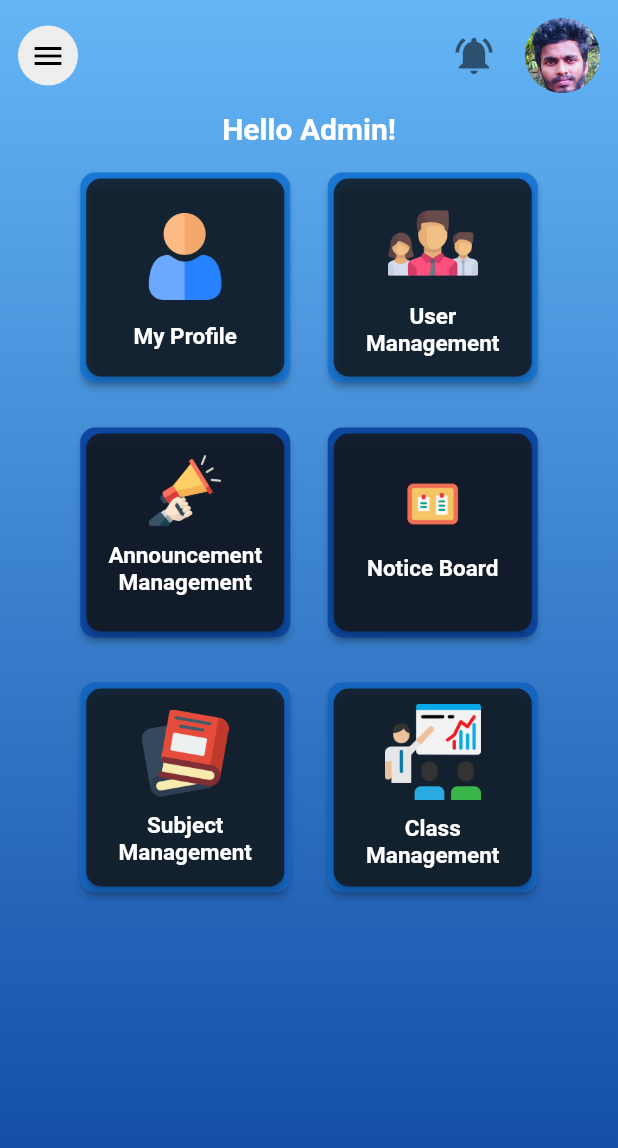
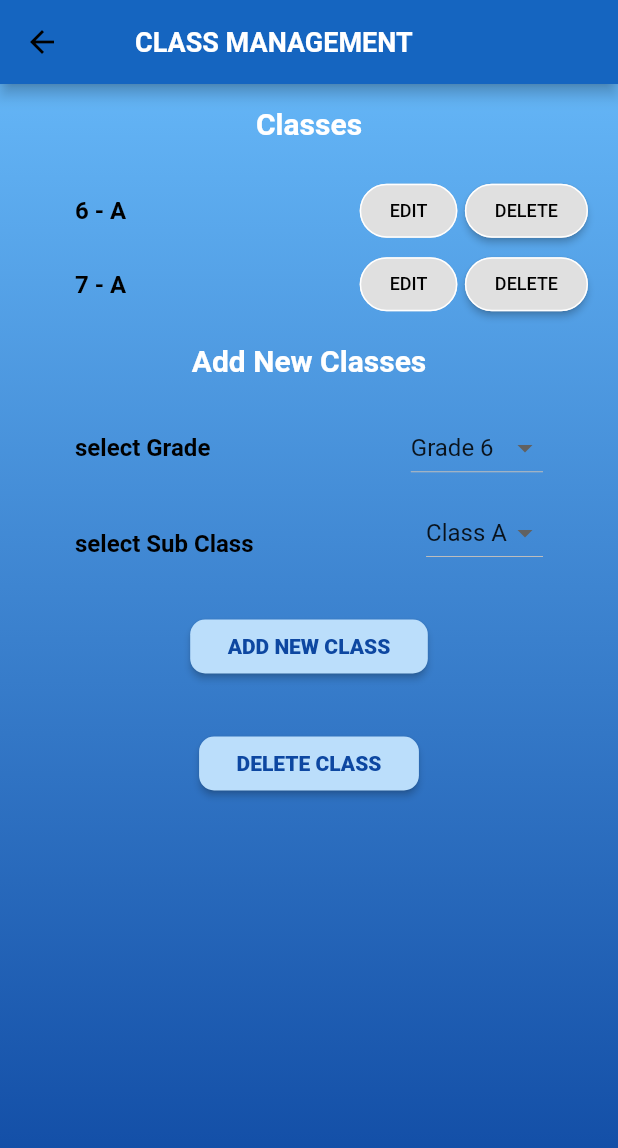
Before and after one commit to WarunaPrabashwara/learningmanagementg30ucsc, a Flutter app: the Dashboard screen opened by its route, after a tap on "Class Management", on a phone screen of 412 x 824 dp. Shown: the top 1148 px of the screen. Run offline on Flutter 3.47's test engine with Material 2 defaults, Android fonts, the phone set to English and light mode, and no system bars; our stand-ins replace auto_size_text, cached_network_image, image_picker, progress_dialog, shared_preferences; missing offline and left inert: pinch_zoom_image_last; accounts and stored records are empty; network calls fail.

Commit message:
class management ui

```diff
--- /dev/null
+++ b/Frontend/lib/pages/admin/class_management.dart
@@ -0,0 +1,370 @@
+import 'package:flutter/material.dart';
+
+class ClzMgt extends StatefulWidget {
+
+
+  @override
+  _ClzMgtState createState() => _ClzMgtState();
+}
+
+class _ClzMgtState extends State<ClzMgt> {
+
+  int _value = 1;
+
+  @override
+  Widget build(BuildContext context) {
+    return Scaffold(
+      appBar: AppBar(
+        backgroundColor: Colors.blue.shade800,
+        title:
+        Padding(
+          padding: const EdgeInsets.all(18.0),
+          child: Text(
+            "Class Management".toUpperCase(),
+            style: TextStyle(
+                color: Colors.white,
+                fontSize: 18.0,
+                fontWeight: FontWeight.bold
+            ),
+          ),
+        ),
+      ),
+      body: SafeArea(
+        child: Container(
+          height: double.infinity,
+          width: double.infinity,
+          decoration: BoxDecoration(
+              gradient: LinearGradient(
+                  begin: Alignment.topCenter,
+                  end: Alignment.bottomCenter,
+                  colors: [
+                    Colors.blue.shade300,
+                    Colors.blue.shade900,
+
+                  ]
+              )
+          ),
+          //padding: const EdgeInsets.all(20),
+        child: SingleChildScrollView(
+          child: Column(
+            mainAxisAlignment: MainAxisAlignment.start,
+            children: [
+
+              Padding(
+                padding: const EdgeInsets.fromLTRB(22.0, 15.0, 22.0, 22.0),
+                child: Center(
+                  child: Text(
+                    "Classes",
+                    style: TextStyle(
+                    color: Colors.white,
+                    fontSize: 20.0,
+                    fontWeight: FontWeight.bold,
+                    ),
+                  ),
+                ),
+              ),
+
+
+              Row(
+                mainAxisAlignment: MainAxisAlignment.spaceBetween,
+                children: [
+                  Padding(
+                    padding: const EdgeInsets.fromLTRB(50.0, 15.0, 5.0, 15.0),
+                    child: Center(
+                      child: Text(
+                        "6 - A",
+                        style: TextStyle(
+                            color: Colors.black,
+                            fontSize: 16.0,
+                            fontWeight: FontWeight.bold
+                        ),
+                      ),
+                    ),
+                  ),
+                  Padding(
+                    padding: const EdgeInsets.only(right: 20.0),
+                    child: Row(
+                      mainAxisAlignment: MainAxisAlignment.spaceEvenly,
+                      children: [
+                        TextButton(
+                          onPressed: (){},
+                          child: Text("Edit".toUpperCase(), style: TextStyle(fontSize: 12, color: Colors.black,),),
+                          style: ButtonStyle(
+                              padding: MaterialStateProperty.all<EdgeInsets>(EdgeInsets.symmetric(horizontal: 20.0, vertical: 8.0)),
+                              foregroundColor: MaterialStateProperty.all<Color>(Colors.red),
+                              backgroundColor: MaterialStateProperty.all<Color>(Colors.grey.shade300),
+                              shape: MaterialStateProperty.all<RoundedRectangleBorder>(
+                                  RoundedRectangleBorder(
+                                    borderRadius: BorderRadius.circular(18.0),
+                                    side: BorderSide(color: Colors.white),
+                                  )
+                              )
+                          ),
+                        ),
+                        SizedBox(width: 5,),
+                        ElevatedButton(
+                          onPressed: (){},
+                          child: Text("DELETE".toUpperCase(), style: TextStyle(fontSize: 12),),
+                          style: ButtonStyle(
+                              padding: MaterialStateProperty.all<EdgeInsets>(EdgeInsets.symmetric(horizontal: 20.0, vertical: 8.0)),
+                              foregroundColor: MaterialStateProperty.all<Color>(Colors.black),
+                              backgroundColor: MaterialStateProperty.all<Color>(Colors.grey.shade300),
+                              shape: MaterialStateProperty.all<RoundedRectangleBorder>(
+                                  RoundedRectangleBorder(
+                                      borderRadius: BorderRadius.circular(18.0),
+                                      side: BorderSide(color: Colors.white)
+                                  )
+                              )
+                          ),
+                        ),
+                      ],
+                    ),
+                  ),
+                ],
+              ),
+
+
+              Row(
+                mainAxisAlignment: MainAxisAlignment.spaceBetween,
+                children: [
+                  Padding(
+                    padding: const EdgeInsets.fromLTRB(50.0, 15.0, 5.0, 15.0),
+                    child: Center(
+                      child: Text(
+                        "7 - A",
+                        style: TextStyle(
+                            color: Colors.black,
+                            fontSize: 16.0,
+                            fontWeight: FontWeight.bold
+                        ),
+                      ),
+                    ),
+                  ),
+                  Padding(
+                    padding: const EdgeInsets.only(right: 20.0),
+                    child: Row(
+                      mainAxisAlignment: MainAxisAlignment.spaceEvenly,
+                      children: [
+                        TextButton(
+                          onPressed: (){},
+                          child: Text("Edit".toUpperCase(), style: TextStyle(fontSize: 12, color: Colors.black,),),
+                          style: ButtonStyle(
+                              padding: MaterialStateProperty.all<EdgeInsets>(EdgeInsets.symmetric(horizontal: 20.0, vertical: 8.0)),
+                              foregroundColor: MaterialStateProperty.all<Color>(Colors.red),
+                              backgroundColor: MaterialStateProperty.all<Color>(Colors.grey.shade300),
+                              shape: MaterialStateProperty.all<RoundedRectangleBorder>(
+                                  RoundedRectangleBorder(
+                                    borderRadius: BorderRadius.circular(18.0),
+                                    side: BorderSide(color: Colors.white),
+                                  )
+                              )
+                          ),
+                        ),
+                        SizedBox(width: 5,),
+                        ElevatedButton(
+                          onPressed: (){},
+                          child: Text("DELETE".toUpperCase(), style: TextStyle(fontSize: 12),),
+                          style: ButtonStyle(
+                              padding: MaterialStateProperty.all<EdgeInsets>(EdgeInsets.symmetric(horizontal: 20.0, vertical: 8.0)),
+                              foregroundColor: MaterialStateProperty.all<Color>(Colors.black),
+                              backgroundColor: MaterialStateProperty.all<Color>(Colors.grey.shade300),
+                              shape: MaterialStateProperty.all<RoundedRectangleBorder>(
+                                  RoundedRectangleBorder(
+                                      borderRadius: BorderRadius.circular(18.0),
+                                      side: BorderSide(color: Colors.white)
+                                  )
+                              )
+                          ),
+                        ),
+                      ],
+                    ),
+                  ),
+                ],
+              ),
+
+              Padding(
+                padding: const EdgeInsets.fromLTRB(22.0, 15.0, 22.0, 22.0),
+                child: Center(
+                  child: Text(
+                    "Add New Classes",
+                    style: TextStyle(
+                      color: Colors.white,
+                      fontSize: 20.0,
+                      fontWeight: FontWeight.bold,
+                    ),
+                  ),
+                ),
+              ),
+
+
+              Row(
+
+                mainAxisAlignment: MainAxisAlignment.spaceBetween,
+                children: [
+                  Padding(
+                    padding: const EdgeInsets.fromLTRB(50.0, 15.0, 5.0, 15.0),
+                    child: Center(
+                      child: Text(
+                        "select Grade",
+                        style: TextStyle(
+                            color: Colors.black,
+                            fontSize: 16.0,
+                            fontWeight: FontWeight.bold
+                        ),
+                      ),
+                    ),
+                  ),
+                  Padding(
+
+                    padding: const EdgeInsets.only(right: 50.0),
+                    child: DropdownButton(
+                        value: _value,
+                        items: [
+                          DropdownMenuItem(
+                            child: Text("Grade 6"),
+                            value: 1,
+                          ),
+                          DropdownMenuItem(
+                            child: Text("Grade 7"),
+                            value: 2,
+                          ),
+                          DropdownMenuItem(
+                              child: Text("Grade 8"),
+                              value: 3
+                          ),
+                          DropdownMenuItem(
+                              child: Text("Grade 9"),
+                              value: 4
+                          ),
+                          DropdownMenuItem(
+                            child: Text("Grade 10"),
+                            value: 5,
+                          ),
+                          DropdownMenuItem(
+                            child: Text("Grade 11"),
+                            value: 6,
+                          ),
+                        ],
+                        onChanged: (value) {
+                          setState(() {
+                            _value = value;
+                          });
+                        }),
+                  ),
+
+                ],
+              ),
+
+
+              Row(
+
+                mainAxisAlignment: MainAxisAlignment.spaceBetween,
+                children: [
+                  Padding(
+                    padding: const EdgeInsets.fromLTRB(50.0, 30.0, 5.0, 15.0),
+                    child: Center(
+                      child: Text(
+                        "select Sub Class",
+                        style: TextStyle(
+                            color: Colors.black,
+                            fontSize: 16.0,
+                            fontWeight: FontWeight.bold
+                        ),
+                      ),
+                    ),
+                  ),
+                  Padding(
+
+                    padding: const EdgeInsets.only(right: 50.0),
+                    child: DropdownButton(
+                        value: _value,
+                        items: [
+                          DropdownMenuItem(
+                            child: Text("Class A"),
+                            value: 1,
+                          ),
+                          DropdownMenuItem(
+                            child: Text("Class B"),
+                            value: 2,
+                          ),
+                          DropdownMenuItem(
+                              child: Text("Class C"),
+                              value: 3
+                          ),
+                          DropdownMenuItem(
+                              child: Text("Class D"),
+                              value: 4
+                          ),
+                          DropdownMenuItem(
+                            child: Text("Class E"),
+                            value: 5,
+                          )
+                        ],
+                        onChanged: (value) {
+                          setState(() {
+                            _value = value;
+                          });
+                        }),
+                  ),
+
+                ],
+              ),
+
+
+              Padding(
+                padding: const EdgeInsets.fromLTRB(30, 20, 30, 10),
+                child: ElevatedButton(
+                  onPressed: (){ Navigator.push(
+                    context,
+                    MaterialPageRoute(builder: (context) {
+                     // return AddNewclass();
+                    }),
+                  );},
+                  child: Text("Add New Class".toUpperCase(), style: TextStyle(fontSize: 14, fontWeight:FontWeight.w900),),
+                  style: ButtonStyle(
+                      padding: MaterialStateProperty.all<EdgeInsets>(EdgeInsets.symmetric(horizontal: 25.0, vertical: 10.0)),
+                      foregroundColor: MaterialStateProperty.all<Color>(Colors.blue.shade900),
+                      backgroundColor: MaterialStateProperty.all<Color>(Colors.blue.shade100),
+                      shape: MaterialStateProperty.all<RoundedRectangleBorder>(
+                          RoundedRectangleBorder(
+                            borderRadius: BorderRadius.circular(10.0),
+                            //side: BorderSide(color: Colors.black)
+                          )
+                      )
+                  ),
+                ),
+              ),
+
+
+              Padding(
+                padding: const EdgeInsets.fromLTRB(30, 20, 30, 10),
+                child: ElevatedButton(
+                  onPressed: (){ Navigator.push(
+                    context,
+                    MaterialPageRoute(builder: (context) {
+                      // return Deleteclass();
+                    }),
+                  );},
+                  child: Text("Delete Class".toUpperCase(), style: TextStyle(fontSize: 14, fontWeight:FontWeight.w900),),
+                  style: ButtonStyle(
+                      padding: MaterialStateProperty.all<EdgeInsets>(EdgeInsets.symmetric(horizontal: 25.0, vertical: 10.0)),
+                      foregroundColor: MaterialStateProperty.all<Color>(Colors.blue.shade900),
+                      backgroundColor: MaterialStateProperty.all<Color>(Colors.blue.shade100),
+                      shape: MaterialStateProperty.all<RoundedRectangleBorder>(
+                          RoundedRectangleBorder(
+                            borderRadius: BorderRadius.circular(10.0),
+                            //side: BorderSide(color: Colors.black)
+                          )
+                      )
+                  ),
+                ),
+              ),
+
+            ]
+        ),
+      )
+    ),
+    ),
+    );
+  }
+}
--- a/Frontend/lib/pages/admin/dashboard.dart
+++ b/Frontend/lib/pages/admin/dashboard.dart
@@ -1,6 +1,7 @@
 import 'package:flutter/cupertino.dart';
 import 'package:flutter/material.dart';
 import 'package:flutter/services.dart';
+import 'package:frontend/pages/admin/class_management.dart';
 import 'package:frontend/pages/admin/myProfile.dart';
 import 'package:frontend/pages/admin/subject_management.dart';
 import 'package:frontend/pages/admin/user_management.dart';
@@ -360,7 +361,14 @@ class Dashboard extends StatelessWidget {
                                 ),
                               ),
                             ),
-                            onPressed: (){},
+                            onPressed: (){
+                              Navigator.push(
+                                context,
+                                MaterialPageRoute(builder: (context) {
+                                  return ClzMgt();
+                                }),
+                              );
+                            },
                           ),
 
                         ],
```
